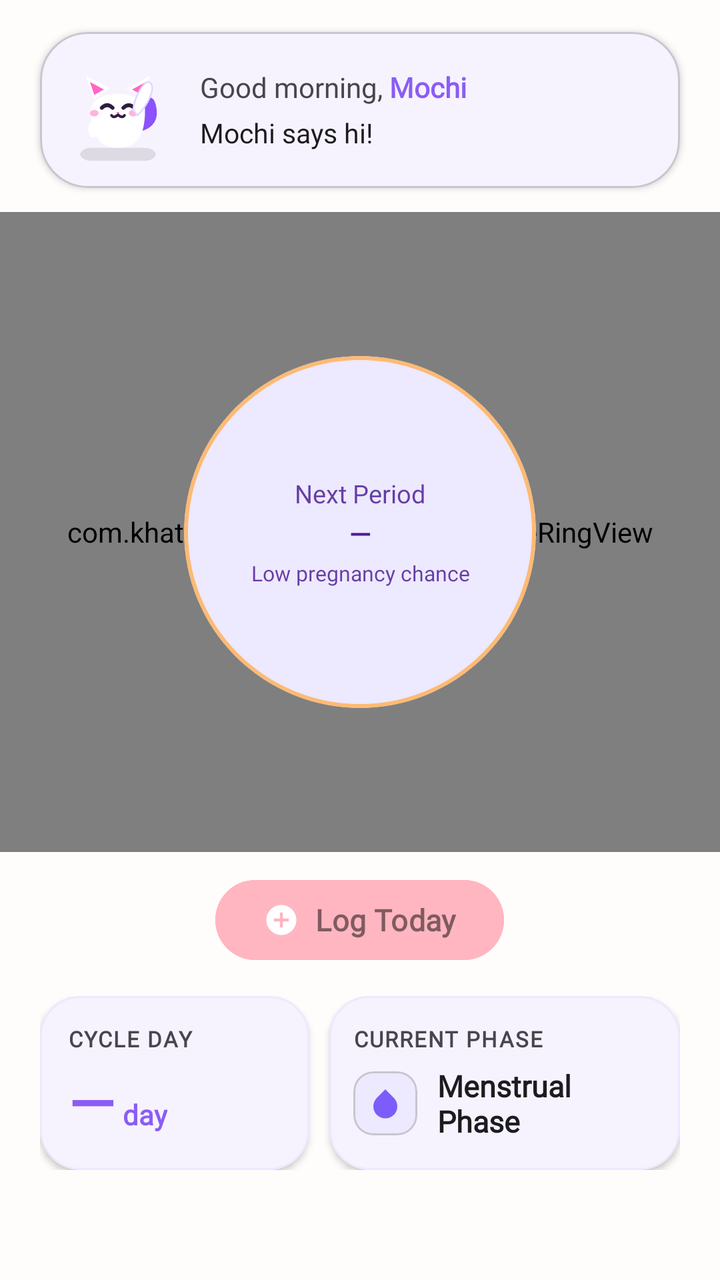
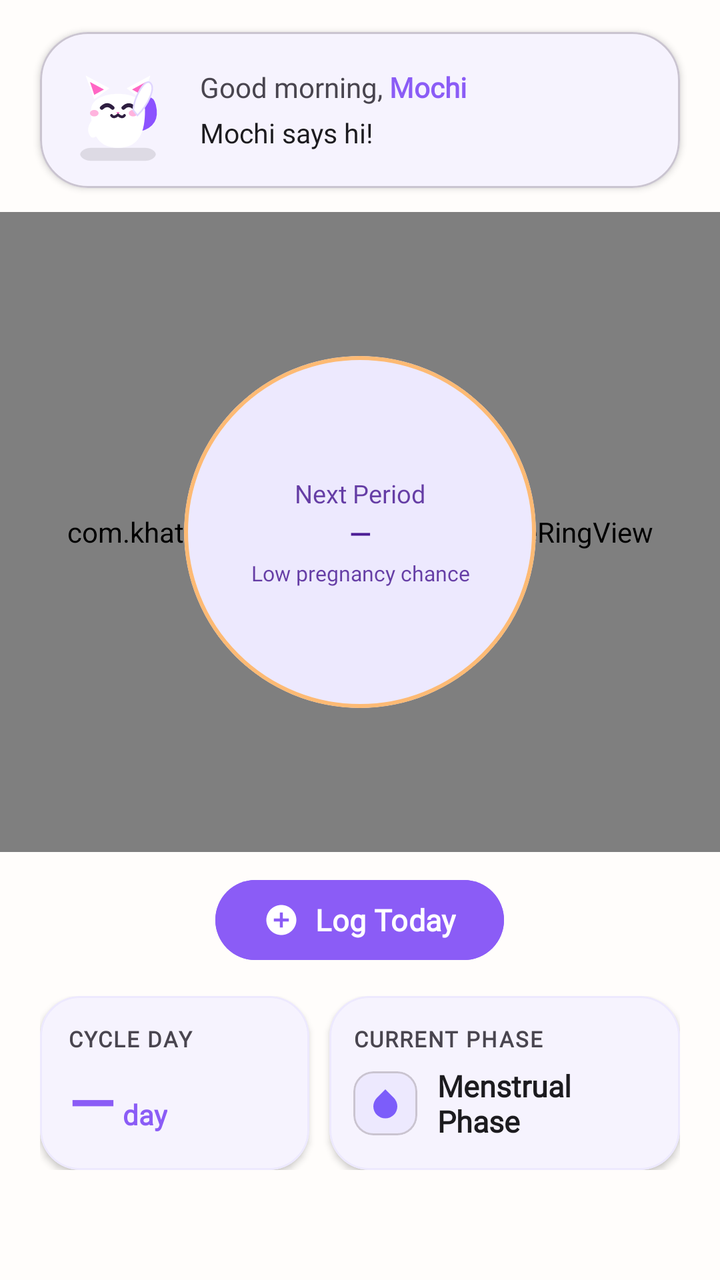

Compare the two renders of this Android layout. The source of the first and the diff that turns it into the second are given below.
<!-- AndroidManifest.xml: application theme Theme.Cyvia -->
<!-- res/layout/fragment_home.xml -->
<?xml version="1.0" encoding="utf-8"?>
<androidx.coordinatorlayout.widget.CoordinatorLayout
    xmlns:android="http://schemas.android.com/apk/res/android"
    xmlns:app="http://schemas.android.com/apk/res-auto"
    android:layout_width="match_parent"
    android:layout_height="match_parent"
    android:background="@color/cyvia_background">

    <androidx.core.widget.NestedScrollView
        android:layout_width="match_parent"
        android:layout_height="match_parent"
        android:fillViewport="true">

        <LinearLayout
            android:layout_width="match_parent"
            android:layout_height="wrap_content"
            android:orientation="vertical"
            android:gravity="center_horizontal"
            android:paddingBottom="12dp">

            
            <com.google.android.material.card.MaterialCardView
                android:id="@+id/card_mochi_banner"
                android:layout_width="match_parent"
                android:layout_height="wrap_content"
                android:layout_marginStart="@dimen/screen_padding_horizontal"
                android:layout_marginEnd="@dimen/screen_padding_horizontal"
                android:layout_marginTop="16dp"
                android:layout_marginBottom="12dp"
                app:cardCornerRadius="@dimen/corner_large"
                app:cardElevation="2dp"
                android:backgroundTint="@color/cyvia_surface">

                <LinearLayout
                    android:layout_width="match_parent"
                    android:layout_height="wrap_content"
                    android:orientation="horizontal"
                    android:gravity="center_vertical"
                    android:padding="12dp">

                    
                    <ImageView
                        android:id="@+id/img_mochi_home"
                        android:layout_width="54dp"
                        android:layout_height="54dp"
                        android:src="@drawable/ic_mochi_waving"
                        android:contentDescription="@string/cd_mochi_cat"
                        android:scaleType="fitCenter" />

                    <LinearLayout
                        android:layout_width="0dp"
                        android:layout_height="wrap_content"
                        android:layout_weight="1"
                        android:layout_marginStart="14dp"
                        android:orientation="vertical">

                        <LinearLayout
                            android:layout_width="wrap_content"
                            android:layout_height="wrap_content"
                            android:orientation="horizontal">

                            <TextView
                                android:id="@+id/tv_greeting"
                                android:layout_width="wrap_content"
                                android:layout_height="wrap_content"
                                android:text="Good morning, "
                                android:textSize="14sp"
                                android:fontFamily="@font/inter"
                                android:textColor="@color/cyvia_on_surface_variant" />

                            <TextView
                                android:id="@+id/tv_user_name"
                                android:layout_width="wrap_content"
                                android:layout_height="wrap_content"
                                android:text="Mochi"
                                android:textSize="14sp"
                                android:fontFamily="@font/nunito"
                                android:textStyle="bold"
                                android:textColor="@color/cyvia_primary" />
                        </LinearLayout>

                        <TextView
                            android:id="@+id/tv_mochi_message"
                            android:layout_width="match_parent"
                            android:layout_height="wrap_content"
                            android:text="@string/mochi_greeting_normal"
                            android:textSize="13.5sp"
                            android:fontFamily="@font/inter"
                            android:textColor="@color/cyvia_on_surface"
                            android:layout_marginTop="4dp"
                            android:lineSpacingMultiplier="1.2" />
                    </LinearLayout>
                </LinearLayout>
            </com.google.android.material.card.MaterialCardView>

            
            <androidx.constraintlayout.widget.ConstraintLayout
                android:layout_width="match_parent"
                android:layout_height="320dp"
                android:layout_marginBottom="10dp">

                <com.khatibstudio.cyvia.ui.home.CycleRingView
                    android:id="@+id/cycle_ring_view"
                    android:layout_width="match_parent"
                    android:layout_height="match_parent"
                    app:layout_constraintTop_toTopOf="parent"
                    app:layout_constraintBottom_toBottomOf="parent"
                    app:layout_constraintStart_toStartOf="parent"
                    app:layout_constraintEnd_toEndOf="parent" />

                
                <com.google.android.material.card.MaterialCardView
                    android:id="@+id/card_center_hub"
                    android:layout_width="176dp"
                    android:layout_height="176dp"
                    app:cardCornerRadius="88dp"
                    app:cardElevation="0dp"
                    app:strokeWidth="2dp"
                    app:strokeColor="@color/cyvia_peach"
                    android:backgroundTint="@color/cyvia_primary_container"
                    app:layout_constraintTop_toTopOf="parent"
                    app:layout_constraintBottom_toBottomOf="parent"
                    app:layout_constraintStart_toStartOf="parent"
                    app:layout_constraintEnd_toEndOf="parent">

                    <LinearLayout
                        android:layout_width="match_parent"
                        android:layout_height="match_parent"
                        android:orientation="vertical"
                        android:gravity="center"
                        android:padding="6dp">

                        <TextView
                            android:id="@+id/tv_status_label"
                            android:layout_width="wrap_content"
                            android:layout_height="wrap_content"
                            android:text="Next Period"
                            android:textSize="12.5sp"
                            android:fontFamily="@font/inter"
                            android:textColor="@color/cyvia_on_primary_container"
                            android:alpha="0.85"
                            android:maxLines="1" />

                        <TextView
                            android:id="@+id/tv_status_main"
                            android:layout_width="156dp"
                            android:layout_height="wrap_content"
                            android:text="—"
                            app:autoSizeTextType="uniform"
                            app:autoSizeMinTextSize="11sp"
                            app:autoSizeMaxTextSize="20sp"
                            app:autoSizeStepGranularity="1sp"
                            android:maxLines="3"
                            android:fontFamily="@font/nunito"
                            android:textStyle="bold"
                            android:textColor="@color/cyvia_on_primary_container"
                            android:gravity="center"
                            android:layout_marginTop="2dp"
                            android:layout_marginBottom="3dp" />

                        <TextView
                            android:id="@+id/tv_fertile_dates"
                            android:layout_width="154dp"
                            android:layout_height="wrap_content"
                            android:text="Low pregnancy chance"
                            android:textSize="10.5sp"
                            android:fontFamily="@font/inter"
                            android:textColor="@color/cyvia_on_primary_container"
                            android:alpha="0.85"
                            android:gravity="center"
                            android:maxLines="2" />
                    </LinearLayout>
                </com.google.android.material.card.MaterialCardView>
            </androidx.constraintlayout.widget.ConstraintLayout>

            <TextView
                android:id="@+id/tv_low_confidence"
                android:layout_width="match_parent"
                android:layout_height="wrap_content"
                android:text="Log more cycles"
                android:textSize="12sp"
                android:fontFamily="@font/inter"
                android:textColor="@color/cyvia_on_surface_variant"
                android:alpha="0.85"
                android:visibility="gone"
                android:gravity="center"
                android:layout_marginStart="@dimen/screen_padding_horizontal"
                android:layout_marginEnd="@dimen/screen_padding_horizontal"
                android:layout_marginBottom="10dp" />

            
            <com.google.android.material.button.MaterialButton
                android:id="@+id/btn_quick_log"
                style="@style/Widget.Cyvia.Button.Primary"
                android:layout_width="wrap_content"
                android:layout_height="48dp"
                android:layout_gravity="center"
                android:layout_marginStart="@dimen/screen_padding_horizontal"
                android:layout_marginEnd="@dimen/screen_padding_horizontal"
                android:layout_marginBottom="14dp"
                android:paddingTop="0dp"
                android:paddingBottom="0dp"
                android:backgroundTint="@color/calendar_period"
                android:fontFamily="@font/nunito"
                android:text="@string/home_quick_log"
                android:textColor="@color/scrim"
                android:textSize="15sp"
                android:textStyle="bold"
                app:cornerRadius="24dp"
                app:icon="@drawable/ic_add_circle"
                app:iconGravity="textStart"
                app:iconTint="@color/cyvia_on_primary" />

            
            <LinearLayout
                android:layout_width="match_parent"
                android:layout_height="wrap_content"
                android:layout_marginBottom="16dp"
                android:orientation="horizontal"
                android:paddingStart="@dimen/screen_padding_horizontal"
                android:paddingEnd="@dimen/screen_padding_horizontal">

                
                <com.google.android.material.card.MaterialCardView
                    android:layout_width="0dp"
                    android:layout_height="match_parent"
                    android:layout_marginEnd="10dp"
                    android:layout_weight="1"
                    app:cardCornerRadius="20dp"
                    app:cardElevation="2dp"
                    app:strokeWidth="1dp"
                    app:strokeColor="@color/cyvia_outline_variant"
                    android:backgroundTint="@color/cyvia_surface">

                    <LinearLayout
                        android:layout_width="match_parent"
                        android:layout_height="wrap_content"
                        android:layout_gravity="center"
                        android:gravity="center_vertical"
                        android:orientation="vertical"
                        android:paddingHorizontal="14dp"
                        android:paddingVertical="14dp">

                        <TextView
                            android:layout_width="wrap_content"
                            android:layout_height="wrap_content"
                            android:fontFamily="@font/inter"
                            android:letterSpacing="0.06"
                            android:text="CYCLE DAY"
                            android:textColor="@color/cyvia_on_surface_variant"
                            android:textSize="11sp"
                            android:textStyle="bold" />

                        <LinearLayout
                            android:layout_width="wrap_content"
                            android:layout_height="wrap_content"
                            android:layout_marginTop="4dp"
                            android:baselineAligned="true"
                            android:gravity="bottom"
                            android:orientation="horizontal">

                            <TextView
                                android:id="@+id/tv_cycle_day_number"
                                android:layout_width="wrap_content"
                                android:layout_height="wrap_content"
                                android:fontFamily="@font/nunito"
                                android:text="—"
                                android:textColor="@color/cyvia_primary"
                                android:textSize="30sp"
                                android:textStyle="bold" />

                            <TextView
                                android:layout_width="wrap_content"
                                android:layout_height="wrap_content"
                                android:layout_marginStart="4dp"
                                android:fontFamily="@font/inter"
                                android:text="day"
                                android:textColor="@color/cyvia_primary"
                                android:textSize="14sp"
                                android:textStyle="bold" />
                        </LinearLayout>
                    </LinearLayout>
                </com.google.android.material.card.MaterialCardView>

                
                <com.google.android.material.card.MaterialCardView
                    android:layout_width="0dp"
                    android:layout_height="match_parent"
                    android:layout_weight="1.3"
                    app:cardCornerRadius="20dp"
                    app:cardElevation="2dp"
                    app:strokeWidth="1dp"
                    app:strokeColor="@color/cyvia_outline_variant"
                    android:backgroundTint="@color/cyvia_surface">

                    <LinearLayout
                        android:layout_width="match_parent"
                        android:layout_height="wrap_content"
                        android:layout_gravity="center"
                        android:gravity="center_vertical"
                        android:orientation="vertical"
                        android:paddingHorizontal="12dp"
                        android:paddingVertical="14dp">

                        <TextView
                            android:layout_width="wrap_content"
                            android:layout_height="wrap_content"
                            android:fontFamily="@font/inter"
                            android:letterSpacing="0.06"
                            android:text="CURRENT PHASE"
                            android:textColor="@color/cyvia_on_surface_variant"
                            android:textSize="11sp"
                            android:textStyle="bold" />

                        <LinearLayout
                            android:layout_width="wrap_content"
                            android:layout_height="wrap_content"
                            android:layout_marginTop="6dp"
                            android:gravity="center_vertical"
                            android:orientation="horizontal">

                            <com.google.android.material.card.MaterialCardView
                                android:layout_width="32dp"
                                android:layout_height="32dp"
                                android:layout_marginEnd="10dp"
                                android:backgroundTint="@color/cyvia_primary_container"
                                app:cardCornerRadius="10dp"
                                app:cardElevation="0dp">

                                <ImageView
                                    android:id="@+id/img_phase_icon"
                                    android:layout_width="18dp"
                                    android:layout_height="18dp"
                                    android:layout_gravity="center"
                                    android:contentDescription="Cycle Phase Icon"
                                    android:src="@drawable/ic_phase_menstrual" />
                            </com.google.android.material.card.MaterialCardView>

                            <TextView
                                android:id="@+id/tv_phase_name"
                                android:layout_width="wrap_content"
                                android:layout_height="wrap_content"
                                android:fontFamily="@font/nunito"
                                android:text="Menstrual Phase"
                                android:textColor="@color/cyvia_on_surface"
                                android:textSize="15sp"
                                android:textStyle="bold" />
                        </LinearLayout>
                    </LinearLayout>
                </com.google.android.material.card.MaterialCardView>
            </LinearLayout>

            
            <FrameLayout
                android:id="@+id/card_fertile_window"
                android:layout_width="0dp"
                android:layout_height="0dp"
                android:visibility="gone" />

            
            <FrameLayout
                android:id="@+id/ad_banner_container"
                android:layout_width="match_parent"
                android:layout_height="60dp"
                android:layout_marginTop="2dp" />

        </LinearLayout>
    </androidx.core.widget.NestedScrollView>

</androidx.coordinatorlayout.widget.CoordinatorLayout>
<!-- resources referenced by this layout -->
<resources>
  <color name="calendar_period">#FFB6C1</color>
  <color name="cyvia_background">#FFFDFB</color>
  <color name="cyvia_on_primary">#FFFFFF</color>
  <color name="cyvia_on_primary_container">#4C1D95</color>
  <color name="cyvia_on_surface">#1C1B1F</color>
  <color name="cyvia_on_surface_variant">#49454F</color>
  <color name="cyvia_outline_variant">#EDE9FE</color>
  <color name="cyvia_peach">#FDBA74</color>
  <color name="cyvia_primary">#8B5CF6</color>
  <color name="cyvia_primary_container">#EDE9FE</color>
  <color name="cyvia_surface">#FFFFFF</color>
  <color name="scrim">#80000000</color>
  <dimen name="corner_large">24dp</dimen>
  <dimen name="screen_padding_horizontal">20dp</dimen>
  <!-- drawable ic_add_circle (drawable) -->
  <?xml version="1.0" encoding="utf-8"?>
  <vector xmlns:android="http://schemas.android.com/apk/res/android"
      android:width="26dp"
      android:height="26dp"
      android:viewportWidth="24"
      android:viewportHeight="24">
      <path
          android:fillColor="#FF000000"
          android:fillType="evenOdd"
          android:pathData="M12,2C6.48,2 2,6.48 2,12s4.48,10 10,10 10,-4.48 10,-10S17.52,2 12,2zM17,13h-4v4h-2v-4H7v-2h4V7h2v4h4v2z"/>
  </vector>
  <!-- drawable ic_phase_menstrual (drawable) -->
  <?xml version="1.0" encoding="utf-8"?>
  <vector xmlns:android="http://schemas.android.com/apk/res/android"
      android:width="28dp"
      android:height="28dp"
      android:viewportWidth="24"
      android:viewportHeight="24">
      <path
          android:fillColor="#FF7C5DFA"
          android:pathData="M12,2.69l5.66,5.66a8,8 0,1 1,-11.31 0z"/>
  </vector>
  <string name="cd_mochi_cat">Mochi the cat mascot</string>
  <string name="home_quick_log">Log Today</string>
  <string name="mochi_greeting_normal">Mochi says hi!</string>
  <style name="Widget.Cyvia.Button.Primary" parent="Widget.Material3.Button">
          <item name="cornerRadius">@dimen/corner_medium</item>
          <item name="android:paddingTop">@dimen/space_12</item>
          <item name="android:paddingBottom">@dimen/space_12</item>
          <item name="android:fontFamily">@font/nunito</item>
          <item name="android:textStyle">bold</item>
          <item name="android:letterSpacing">0.01</item>
      </style>
  <style name="Theme.Cyvia" parent="Base.Theme.Cyvia" />
  <dimen name="corner_medium">18dp</dimen>
  <dimen name="space_12">12dp</dimen>
  <color name="cyvia_secondary">#C084FC</color>
  <color name="cyvia_on_secondary">#FFFFFF</color>
  <color name="cyvia_secondary_container">#F3E8FF</color>
  <color name="cyvia_on_secondary_container">#7C3AED</color>
  <color name="cyvia_tertiary">#F9A8D4</color>
  <color name="cyvia_on_tertiary">#831843</color>
  <color name="cyvia_tertiary_container">#FCE7F3</color>
  <color name="cyvia_on_tertiary_container">#9D174D</color>
  <color name="cyvia_on_background">#1C1B1F</color>
  <color name="cyvia_surface_variant">#F5F3FF</color>
  <color name="cyvia_error">#FCA5A5</color>
  <color name="cyvia_on_error">#7F1D1D</color>
  <dimen name="corner_small">12dp</dimen>
  <dimen name="corner_extra_large">28dp</dimen>
  <color name="bottom_nav_background">#FFFFFF</color>
  <!-- unchanged entries left out for length: 2 -->
</resources>

<!-- the commit's change to res/layout/fragment_home.xml (unified diff, before → after) -->
@@ -200,10 +200,10 @@
                 android:layout_marginBottom="14dp"
                 android:paddingTop="0dp"
                 android:paddingBottom="0dp"
-                android:backgroundTint="@color/calendar_period"
+                android:backgroundTint="@color/cyvia_primary"
                 android:fontFamily="@font/nunito"
                 android:text="@string/home_quick_log"
-                android:textColor="@color/scrim"
+                android:textColor="@color/cyvia_on_primary"
                 android:textSize="15sp"
                 android:textStyle="bold"
                 app:cornerRadius="24dp"
<!-- resource entries referenced after the edit -->
@@ -1,6 +1,5 @@
 <!-- resources referenced by this layout -->
 <resources>
-  <color name="calendar_period">#FFB6C1</color>
   <color name="cyvia_background">#FFFDFB</color>
   <color name="cyvia_on_primary">#FFFFFF</color>
   <color name="cyvia_on_primary_container">#4C1D95</color>
@@ -11,7 +10,6 @@
   <color name="cyvia_primary">#8B5CF6</color>
   <color name="cyvia_primary_container">#EDE9FE</color>
   <color name="cyvia_surface">#FFFFFF</color>
-  <color name="scrim">#80000000</color>
   <dimen name="corner_large">24dp</dimen>
   <dimen name="screen_padding_horizontal">20dp</dimen>
   <!-- drawable ic_add_circle (drawable) -->
